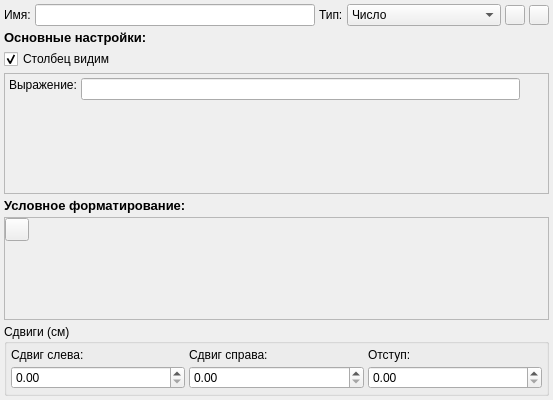
Old version of the form src/main/columneditdialog.ui in the repository Gris87/ProtocolCreator.
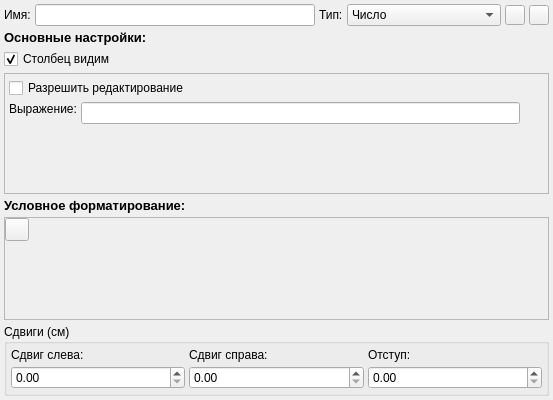
New version of the form. The open tabs and pages were chosen to show the change. Icons and pictures are not drawn.

Commit message: Allow to modify expressions

```diff
--- a/src/main/columneditdialog.ui
+++ b/src/main/columneditdialog.ui
@@ -682,6 +682,13 @@
        <property name="margin">
         <number>4</number>
        </property>
+       <item>
+        <widget class="QCheckBox" name="expressionModifyCheckBox">
+         <property name="text">
+          <string>Разрешить редактирование</string>
+         </property>
+        </widget>
+       </item>
        <item>
         <layout class="QHBoxLayout" name="horizontalLayout_11">
          <property name="spacing">
```
The commit also changes 3 other files.
